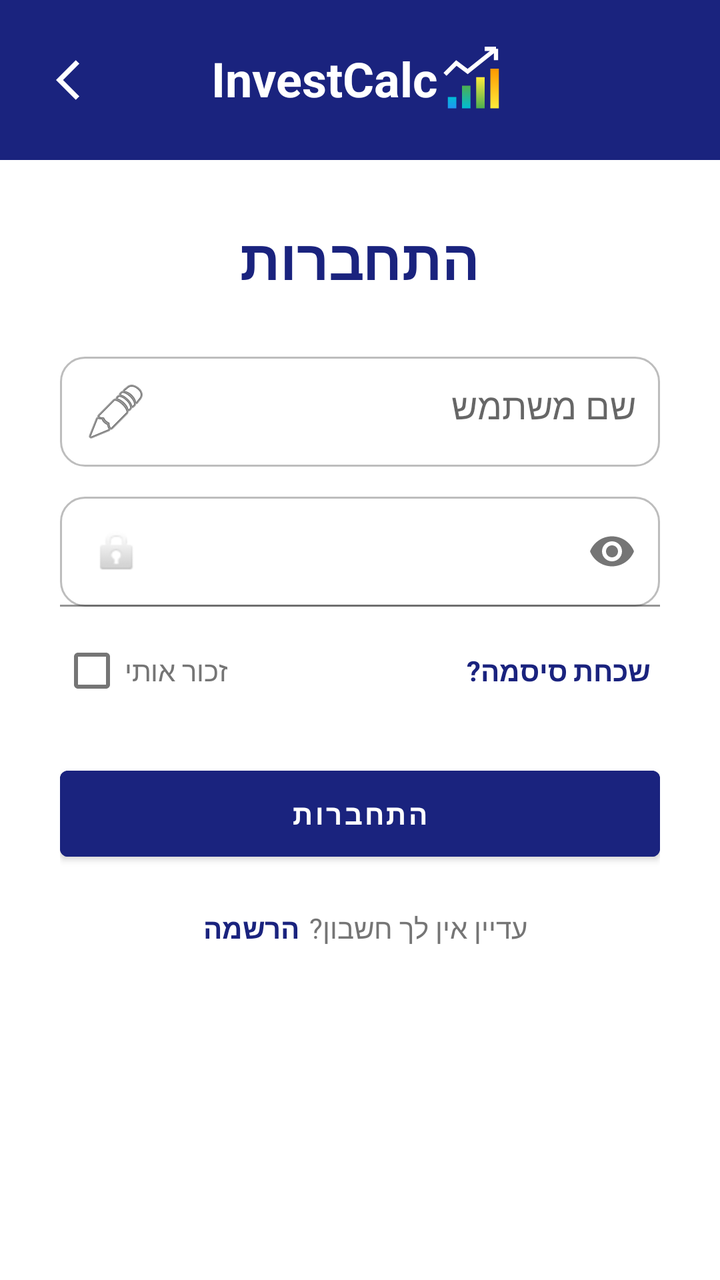
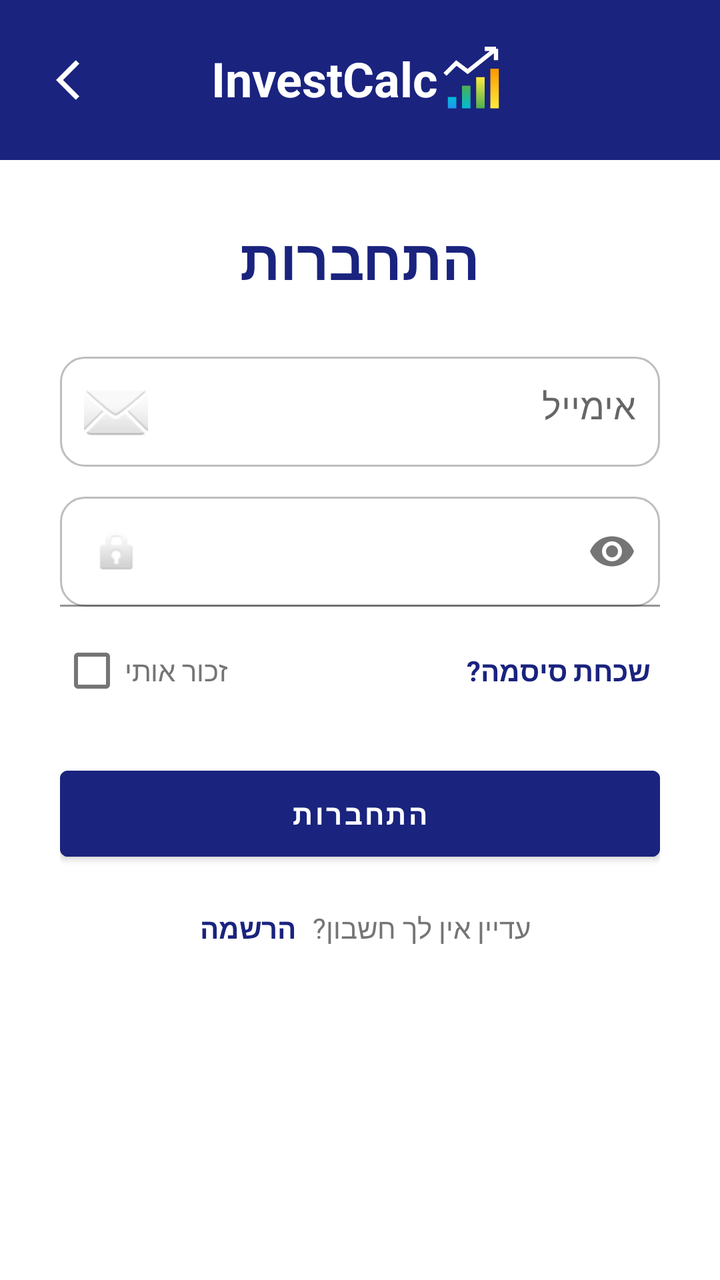

An Android layout rendered at two revisions. The XML below is the earlier revision; the diff shows what the commit changed to produce the second picture.
<!-- AndroidManifest.xml: application theme Theme.First_App -->
<!-- res/layout/activity_login.xml -->
<?xml version="1.0" encoding="utf-8"?>
<ScrollView xmlns:android="http://schemas.android.com/apk/res/android"
    xmlns:app="http://schemas.android.com/apk/res-auto"
    android:layout_width="match_parent"
    android:layout_height="match_parent"
    android:background="#FFFFFF"
    android:fillViewport="true">

    <LinearLayout
        android:layout_width="match_parent"
        android:layout_height="wrap_content"
        android:orientation="vertical">

        <FrameLayout
            android:layout_width="match_parent"
            android:layout_height="80dp"
            android:background="#1A237E">

            <ImageButton
                android:id="@+id/ibBackArrow"
                android:layout_width="48dp"
                android:layout_height="48dp"
                android:src="@drawable/arrow_back"
                android:background="?attr/selectableItemBackgroundBorderless"
                android:contentDescription="Back"
                android:layout_gravity="top|start"
                android:padding="12dp"
                android:layout_marginTop="16dp"
                android:layout_marginStart="16dp"/>

            <LinearLayout
                android:layout_width="wrap_content"
                android:layout_height="wrap_content"
                android:layout_gravity="center"
                android:orientation="horizontal">

                <TextView
                    android:layout_width="wrap_content"
                    android:layout_height="wrap_content"
                    android:text="InvestCalc"
                    android:textColor="#FFFFFF"
                    android:textSize="24sp"
                    android:textStyle="bold" />

                <ImageView
                    android:layout_width="35dp"
                    android:layout_height="34dp"
                    android:src="@drawable/ic_growth_graph" />
            </LinearLayout>
        </FrameLayout>

        <LinearLayout
            android:layout_width="match_parent"
            android:layout_height="wrap_content"
            android:orientation="vertical"
            android:padding="30dp"
            android:gravity="center">

            <TextView
                android:layout_width="wrap_content"
                android:layout_height="wrap_content"
                android:text="התחברות"
                android:textSize="28sp"
                android:textStyle="bold"
                android:textColor="#1A237E"
                android:layout_marginBottom="30dp"/>

            <EditText
                android:id="@+id/etLoginUsername"
                android:layout_width="match_parent"
                android:layout_height="55dp"
                android:hint="שם משתמש"
                android:inputType="textPersonName"
                android:background="@drawable/edit_text_border"
                android:padding="12dp"
                android:layout_marginBottom="15dp"
                android:drawableStart="@android:drawable/ic_menu_edit"
                android:drawablePadding="10dp"
                android:gravity="right"/>

            <com.google.android.material.textfield.TextInputLayout
                android:layout_width="match_parent"
                android:layout_height="wrap_content"
                app:passwordToggleEnabled="true"
                app:hintEnabled="false">
                <EditText
                    android:id="@+id/etLoginPassword"
                    android:layout_width="match_parent"
                    android:layout_height="55dp"
                    android:hint="סיסמה"
                    android:inputType="textPassword"
                    android:background="@drawable/edit_text_border"
                    android:padding="12dp"
                    android:drawableStart="@android:drawable/ic_lock_idle_lock"
                    android:drawablePadding="10dp"
                    android:gravity="right"/>
            </com.google.android.material.textfield.TextInputLayout>

            <RelativeLayout
                android:layout_width="match_parent"
                android:layout_height="wrap_content"
                android:layout_marginTop="8dp">

                <CheckBox
                    android:id="@+id/cbRememberMe"
                    android:layout_width="wrap_content"
                    android:layout_height="wrap_content"
                    android:layout_alignParentLeft="true"
                    android:text="זכור אותי"
                    android:textColor="#757575"
                    android:textSize="14sp" />

                <TextView
                    android:id="@+id/tvForgotPassword"
                    android:layout_width="wrap_content"
                    android:layout_height="wrap_content"
                    android:layout_alignParentRight="true"
                    android:layout_centerVertical="true"
                    android:padding="5dp"
                    android:text="שכחת סיסמה?"
                    android:textColor="#1A237E"
                    android:textSize="14sp"
                    android:textStyle="bold" />
            </RelativeLayout>

            <Button
                android:id="@+id/btnLoginSubmit"
                android:layout_width="match_parent"
                android:layout_height="55dp"
                android:text="התחברות"
                android:backgroundTint="#1A237E"
                android:textColor="#FFFFFF"
                android:textStyle="bold"
                android:layout_marginTop="20dp"/>

            <LinearLayout
                android:layout_width="wrap_content"
                android:layout_height="wrap_content"
                android:orientation="horizontal"
                android:layout_marginTop="15dp">
                <TextView
                    android:id="@+id/tvGoToRegisterFromLogin"
                    android:layout_width="wrap_content"
                    android:layout_height="wrap_content"
                    android:text="הרשמה"
                    android:textColor="#1A237E"
                    android:textStyle="bold"
                    android:padding="5dp"/>
                <TextView
                    android:layout_width="wrap_content"
                    android:layout_height="wrap_content"
                    android:text="עדיין אין לך חשבון?"
                    android:textColor="#757575" />
            </LinearLayout>

        </LinearLayout>
    </LinearLayout>
</ScrollView>
<!-- resources referenced by this layout -->
<resources>
  <!-- drawable arrow_back (drawable) -->
  <vector xmlns:android="http://schemas.android.com/apk/res/android" android:autoMirrored="true" android:height="24dp" android:tint="#FFFFFF" android:viewportHeight="24" android:viewportWidth="24" android:width="24dp">
        
      <path android:fillColor="@android:color/white" android:pathData="M11.67,3.87L9.9,2.1 0,12l9.9,9.9 1.77,-1.77L3.54,12z"/>
      
  </vector>
  <!-- drawable edit_text_border (drawable) -->
  <?xml version="1.0" encoding="utf-8"?>
  <shape xmlns:android="http://schemas.android.com/apk/res/android">
      <solid android:color="#FFFFFF" />
  
      <stroke
          android:width="1dp"
          android:color="#BDBDBD" />
  
      <corners android:radius="12dp" />
  </shape>
  <!-- drawable ic_growth_graph (drawable) -->
  <vector xmlns:android="http://schemas.android.com/apk/res/android"
      xmlns:aapt="http://schemas.android.com/aapt"
      android:width="120dp"
      android:height="120dp"
      android:viewportWidth="24"
      android:viewportHeight="24">
  
      <path android:pathData="M3,22h3V18h-3z"><aapt:attr name="android:fillColor"><gradient android:startY="22" android:endY="18" android:type="linear"><item android:offset="0" android:color="#2196F3"/><item android:offset="1" android:color="#00BCD4"/></gradient></aapt:attr></path>
      <path android:pathData="M8,22h3V14h-3z"><aapt:attr name="android:fillColor"><gradient android:startY="22" android:endY="14" android:type="linear"><item android:offset="0" android:color="#00BCD4"/><item android:offset="1" android:color="#4CAF50"/></gradient></aapt:attr></path>
      <path android:pathData="M13,22h3V11h-3z"><aapt:attr name="android:fillColor"><gradient android:startY="22" android:endY="11" android:type="linear"><item android:offset="0" android:color="#4CAF50"/><item android:offset="1" android:color="#FFEB3B"/></gradient></aapt:attr></path>
      <path android:pathData="M18,22h3V8h-3z"><aapt:attr name="android:fillColor"><gradient android:startY="22" android:endY="8" android:type="linear"><item android:offset="0" android:color="#FFEB3B"/><item android:offset="1" android:color="#FF9800"/></gradient></aapt:attr></path>
  
      <path
          android:strokeColor="#FFFFFF"
          android:strokeWidth="1.5"
          android:pathData="M2,10 L6,6 L10,9 L20,1 M20,1 L16,1 M20,1 L20,5" />
  </vector>
  <style name="Theme.First_App" parent="Theme.MaterialComponents.DayNight.NoActionBar">
          <item name="colorPrimary">#1A237E</item>
          <item name="colorPrimaryVariant">#000051</item>
          <item name="colorOnPrimary">#FFFFFF</item>
          <item name="colorSecondary">#A5D6A7</item>
          <item name="colorOnSecondary">#000000</item>
          <item name="android:statusBarColor">#1A237E</item>
      </style>
</resources>

<!-- the commit's change to res/layout/activity_login.xml (unified diff, before → after) -->
@@ -66,15 +66,15 @@
                 android:layout_marginBottom="30dp"/>
 
             <EditText
-                android:id="@+id/etLoginUsername"
+                android:id="@+id/etLoginEmail"
                 android:layout_width="match_parent"
                 android:layout_height="55dp"
-                android:hint="שם משתמש"
-                android:inputType="textPersonName"
+                android:hint="אימייל"
+                android:inputType="textEmailAddress"
                 android:background="@drawable/edit_text_border"
                 android:padding="12dp"
                 android:layout_marginBottom="15dp"
-                android:drawableStart="@android:drawable/ic_menu_edit"
+                android:drawableStart="@android:drawable/ic_dialog_email"
                 android:drawablePadding="10dp"
                 android:gravity="right"/>
 
@@ -149,7 +149,7 @@
                 <TextView
                     android:layout_width="wrap_content"
                     android:layout_height="wrap_content"
-                    android:text="עדיין אין לך חשבון?"
+                    android:text="עדיין אין לך חשבון? "
                     android:textColor="#757575" />
             </LinearLayout>
 
